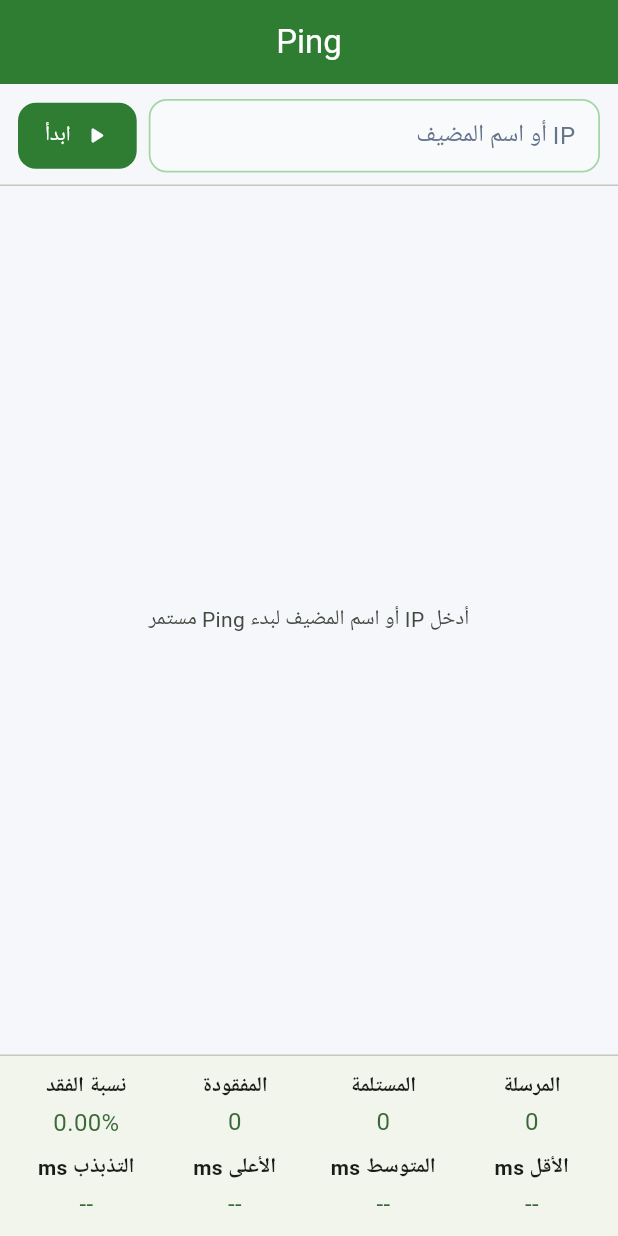
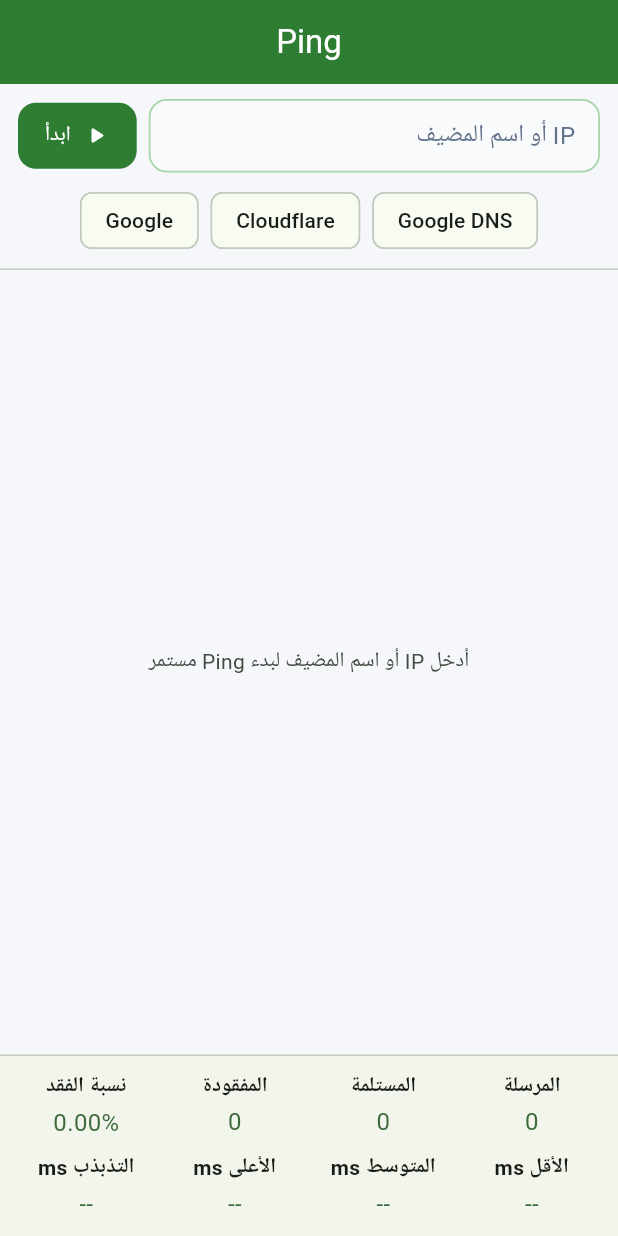
Before and after one commit to hameedwaheed751-max/ha, a Flutter app: the PingScreen widget shown alone on an empty page, opened directly, on a phone screen of 412 x 824 dp. Run offline on Flutter 3.47's test engine with Material 3 defaults, Android fonts, the phone set to English and light mode, and no system bars; our stand-ins replace file_picker, firebase_auth, firebase_core, firebase_database, firebase_storage, flutter_secure_storage and 6 more; missing offline and left inert: dart:js_interop, dart_ping, dart_ping_ios, encrypt, excel, file_saver and 1 more; accounts and stored records are empty.

Commit message:
Add quick ping targets, including the agent's SAS server
Co-Authored-By: Claude Opus 5.5 <noreply@anthropic.com>

```diff
--- a/lib/screens/ping_screen_io.dart
+++ b/lib/screens/ping_screen_io.dart
@@ -5,6 +5,8 @@ import 'dart:math' as math;
 import 'package:dart_ping/dart_ping.dart';
 import 'package:dart_ping_ios/dart_ping_ios.dart';
 import 'package:flutter/material.dart';
+
+import '../sas_api_service.dart';
 
 class _PingAttempt {
   const _PingAttempt({
@@ -39,6 +41,27 @@ class _PingScreenState extends State<PingScreen> {
   int _sent = 0;
   int _received = 0;
   Ping? _activePing;
+  String? _sasHost;
+
+  @override
+  void initState() {
+    super.initState();
+    unawaited(_loadSasHost());
+  }
+
+  Future<void> _loadSasHost() async {
+    try {
+      final settings = await SasSettings.load();
+      final host = _normalizeHost(settings.serverUrl);
+      if (mounted && host.isNotEmpty) setState(() => _sasHost = host);
+    } catch (_) {}
+  }
+
+  void _pingTarget(String host) {
+    if (_testing) return;
+    _targetController.text = host;
+    _runPing();
+  }
 
   @override
   void dispose() {
@@ -193,6 +216,13 @@ class _PingScreenState extends State<PingScreen> {
       error: _error,
       onRun: _runPing,
       onStop: _stopPing,
+      quickTargets: [
+        if (_sasHost != null) ('خادم SAS', _sasHost!),
+        ('Google DNS', '8.8.8.8'),
+        ('Cloudflare', '1.1.1.1'),
+        ('Google', 'google.com'),
+      ],
+      onQuickTarget: _pingTarget,
     );
   }
 }
@@ -213,6 +243,8 @@ class _PingPage extends StatelessWidget {
     required this.error,
     required this.onRun,
     required this.onStop,
+    required this.quickTargets,
+    required this.onQuickTarget,
   });
 
   final TextEditingController controller;
@@ -229,6 +261,8 @@ class _PingPage extends StatelessWidget {
   final String? error;
   final VoidCallback onRun;
   final VoidCallback onStop;
+  final List<(String, String)> quickTargets;
+  final ValueChanged<String> onQuickTarget;
 
   int get _packetBytes => Platform.isWindows ? 32 : 64;
 
@@ -278,6 +312,21 @@ class _PingPage extends StatelessWidget {
                       onPressed: onRun,
                       icon: const Icon(Icons.play_arrow_rounded),
                       label: const Text('ابدأ'),
+                    ),
+                ],
+              ),
+            ),
+            Padding(
+              padding: const EdgeInsets.fromLTRB(12, 0, 12, 8),
+              child: Wrap(
+                spacing: 8,
+                runSpacing: 6,
+                children: [
+                  for (final (label, host) in quickTargets)
+                    ActionChip(
+                      label: Text(label),
+                      tooltip: host,
+                      onPressed: testing ? null : () => onQuickTarget(host),
                     ),
                 ],
               ),
```
